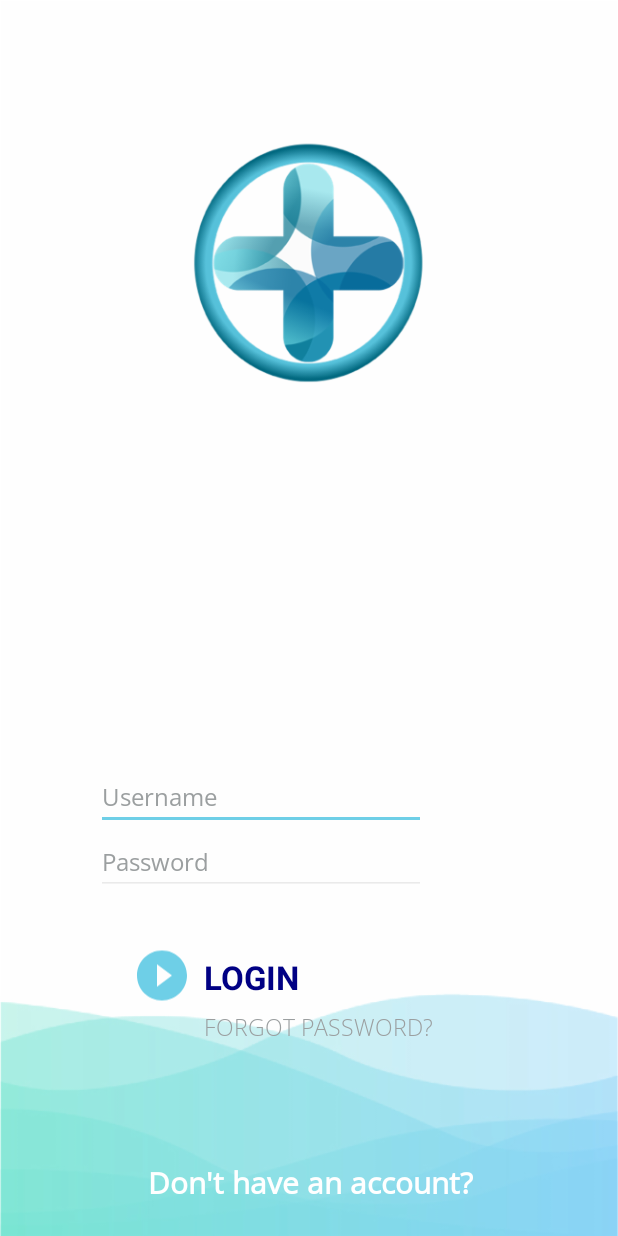
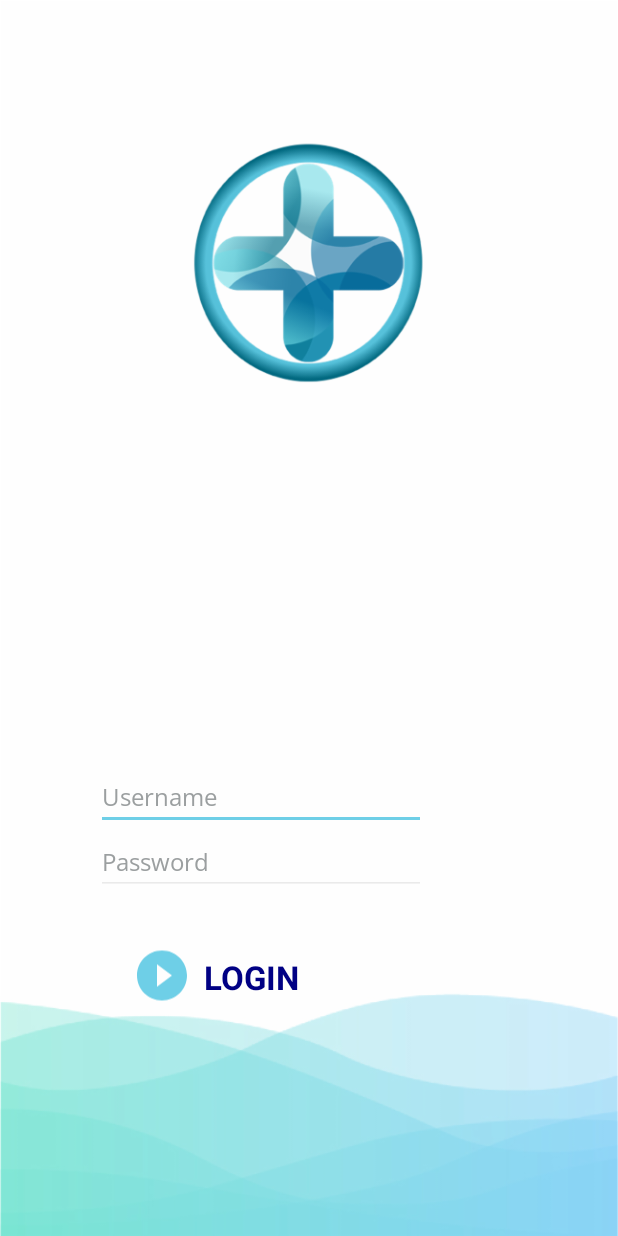
Before and after one commit to SalaheddineBoukhoulda/Diabete_Check, an Android app: the screen it shows after launch (SignIn), on a phone screen of 412 x 824 dp. Run offline under Robolectric (Android 15) with nearby library versions, the phone set to English and light mode, and no system bars; plain views replace GradientTextView, MaterialTextField; Roboto replaces fonts that are not available here.

```diff
--- a/app/src/main/AndroidManifest.xml
+++ b/app/src/main/AndroidManifest.xml
@@ -1,6 +1,9 @@
 <?xml version="1.0" encoding="utf-8"?>
 <manifest xmlns:android="http://schemas.android.com/apk/res/android"
     package="com.mr_rude.healthassistance">
+
+    <uses-permission android:name="android.permission.ACCESS_NETWORK_STATE" />
+    <uses-permission android:name="android.permission.INTERNET" />
 
     <!--The theme must be a no ActionBar theme cos we already add it on main_activity-->
 
--- a/app/src/main/res/layout/login.xml
+++ b/app/src/main/res/layout/login.xml
@@ -109,37 +109,4 @@
         app:layout_constraintStart_toEndOf="@+id/login_play_icon"
         app:layout_constraintTop_toTopOf="@+id/login_play_icon" />
 
-    <TextView
-        android:id="@+id/forgotpassword"
-        android:layout_width="wrap_content"
-        android:layout_height="wrap_content"
-        android:layout_marginTop="8dp"
-        android:fontFamily="@font/open_sans_light"
-        android:text="FORGOT PASSWORD?"
-        android:textColor="@color/inputHintFontColor"
-        android:textSize="15sp"
-        app:layout_constraintStart_toStartOf="@+id/login"
-        app:layout_constraintTop_toBottomOf="@+id/login" />
-
-    <TextView
-        android:id="@+id/noaccount"
-        android:layout_width="wrap_content"
-        android:layout_height="wrap_content"
-        android:layout_marginBottom="16dp"
-        android:layout_marginEnd="8dp"
-        android:layout_marginStart="8dp"
-        android:layout_marginTop="96dp"
-        android:clickable="true"
-        android:fontFamily="@font/open_sans"
-        android:text="Don't have an account?"
-        android:textAlignment="center"
-        android:textColor="@android:color/white"
-        android:textSize="20sp"
-        android:textStyle="bold"
-        app:layout_constraintBottom_toBottomOf="parent"
-        app:layout_constraintEnd_toEndOf="parent"
-        app:layout_constraintHorizontal_bias="0.504"
-        app:layout_constraintStart_toStartOf="parent"
-        app:layout_constraintTop_toBottomOf="@+id/login_play_icon" />
-
 </android.support.constraint.ConstraintLayout>
```
Also changed, not shown: app/src/main/java/com/mr_rude/healthassistance/Data/DataBaseController.java (added, +12 -0 lines), app/src/main/java/com/mr_rude/healthassistance/SignIn.java (+145 -3 lines).
